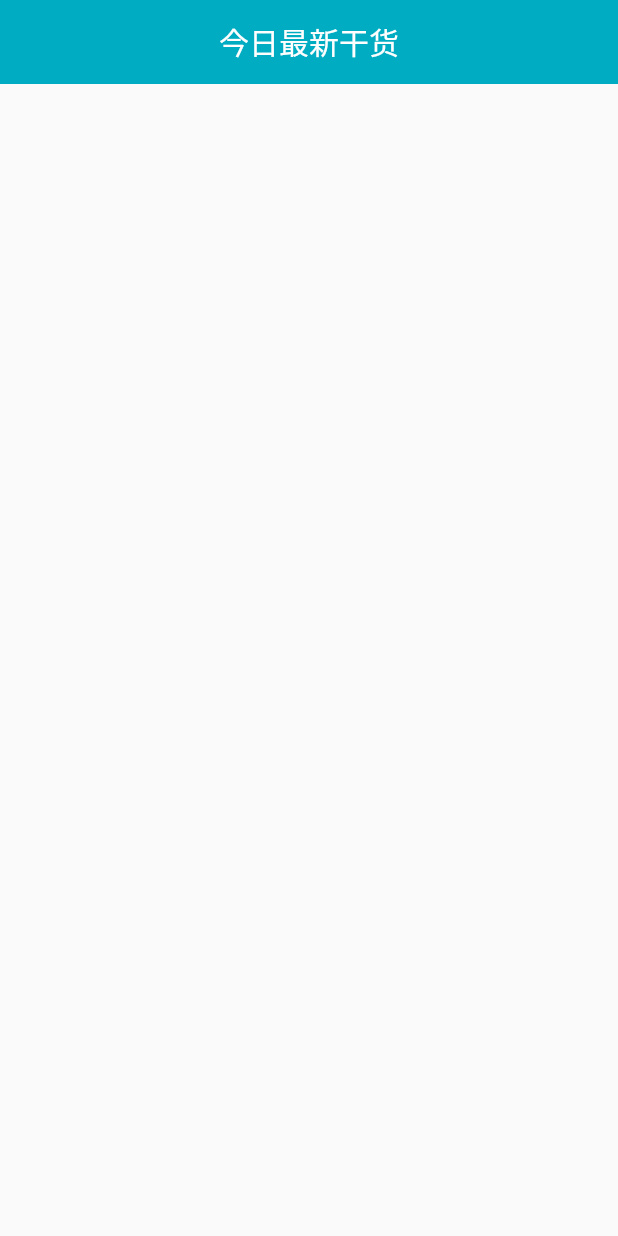
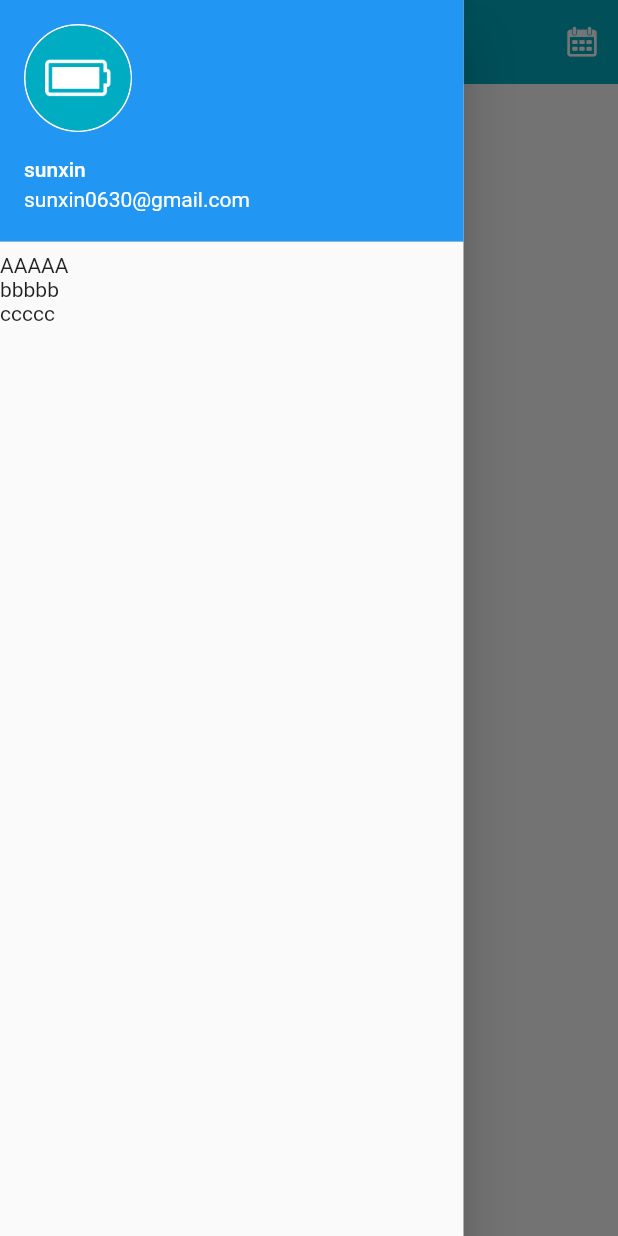
Before and after one commit to Sun0630/gank_flutter, a Flutter app: the screen it shows after launch, with the side drawer open (before the commit the screen has no drawer), on a phone screen of 412 x 824 dp. Run offline on Flutter 3.47's test engine with Material 2 defaults, Android fonts, the phone set to English and light mode, and no system bars; our stand-ins replace flutter_redux, fluttertoast, redux.

Commit message:
1. init drawer

```diff
--- a/lib/ui/home_page.dart
+++ b/lib/ui/home_page.dart
@@ -1,4 +1,6 @@
 import 'package:flutter/material.dart';
+import 'package:gank_flutter/widget/widget_cion_font.dart';
+import 'package:gank_flutter/widget/widget_gank_drawer.dart';
 
 class HomePage extends StatefulWidget {
   static const String ROUTE_NAME = 'home';
@@ -8,18 +10,38 @@ class HomePage extends StatefulWidget {
 }
 
 class _HomePageState extends State<HomePage> {
-
   @override
   Widget build(BuildContext context) {
     return Scaffold(
-      appBar: AppBar(
+      drawer: GankDrawer(),
+      appBar: _buildAppBar(),
+    );
+  }
+
+  Widget _buildAppBar() {
+    return AppBar(
       elevation: 0.0,
       centerTitle: true,
       title: Offstage(
         offstage: false,
         child: Text('今日最新干货'),
       ),
-      ),
+      actions: <Widget>[_buildActions()],
     );
   }
+
+  /// 构建右侧图标
+  IconButton _buildActions() {
+    return IconButton(
+        icon: Icon(
+          getActionsIcon(),
+          size: 22,
+          color: Colors.white,
+        ),
+        onPressed: null);
   }
+
+  IconData getActionsIcon() {
+    return IconFont(0xe8a6);
+  }
+}
--- /dev/null
+++ b/lib/widget/widget_cion_font.dart
@@ -0,0 +1,6 @@
+
+import 'package:flutter/material.dart';
+
+class IconFont extends IconData{
+  IconFont(int codePoint) : super(codePoint,fontFamily:'IconFont');
+}
--- /dev/null
+++ b/lib/widget/widget_gank_drawer.dart
@@ -0,0 +1,57 @@
+import 'package:flutter/material.dart';
+import 'package:flutter_redux/flutter_redux.dart';
+import 'package:gank_flutter/redux/app_state.dart';
+import 'package:gank_flutter/widget/widget_sizable_drawer.dart';
+import 'package:fluttertoast/fluttertoast.dart';
+
+/// 自定义Drawer
+class GankDrawer extends StatefulWidget {
+  @override
+  _GankDrawerState createState() => _GankDrawerState();
+}
+
+class _GankDrawerState extends State<GankDrawer> {
+  @override
+  Widget build(BuildContext context) {
+    return SizableDrawer(
+      widthPercent: 0.75,
+      child: Column(
+        children: <Widget>[
+          StoreBuilder<AppState>(
+            builder: (context, state) => UserAccountsDrawerHeader(
+                  accountName: Text('sunxin'),
+                  accountEmail: Text('sunxin0630@gmail.com'),
+                  currentAccountPicture: GestureDetector(
+                    onTap: () {
+                      Fluttertoast.showToast(
+                          msg: 'taptap', gravity: ToastGravity.CENTER);
+                    },
+                    child: Container(
+                      width: 55,
+                      height: 55,
+                      decoration: BoxDecoration(
+                          shape: BoxShape.circle,
+                          border: Border.all(width: 1.0, color: Colors.white)),
+                      child: ClipOval(
+                        child: Image.asset('images/gank.png'),
+                      ),
+                      margin: EdgeInsets.zero,
+                    ),
+                  ),
+                ),
+          ),
+          MediaQuery.removePadding(
+              context: context,
+              child: Expanded(
+                  child: ListView(
+                children: <Widget>[
+                  Text('AAAAA'),
+                  Text('bbbbb'),
+                  Text('ccccc'),
+                ],
+              )))
+        ],
+      ),
+    );
+  }
+}
--- /dev/null
+++ b/lib/widget/widget_sizable_drawer.dart
@@ -0,0 +1,48 @@
+import 'package:flutter/foundation.dart';
+import 'package:flutter/material.dart';
+import 'package:flutter/widgets.dart';
+
+class SizableDrawer extends StatelessWidget {
+  const SizableDrawer(
+      {Key key,
+      this.elevation = 16.0,
+      this.child,
+      this.semanticLabel,
+      this.widthPercent = 0.7})
+      : assert(elevation != null && elevation >= 0.0),
+        assert(
+            widthPercent != null && widthPercent < 1.0 && widthPercent > 0.0),
+        super(key: key);
+
+  final double elevation;
+  final double widthPercent;
+  final Widget child;
+  final String semanticLabel;
+
+  @override
+  Widget build(BuildContext context) {
+    String label = semanticLabel;
+    switch (defaultTargetPlatform) {
+      case TargetPlatform.iOS:
+        label = semanticLabel;
+        break;
+      case TargetPlatform.android:
+      case TargetPlatform.fuchsia:
+        label = semanticLabel ?? MaterialLocalizations.of(context)?.drawerLabel;
+    }
+    return Semantics(
+      scopesRoute: true,
+      namesRoute: true,
+      explicitChildNodes: true,
+      label: label,
+      child: ConstrainedBox(
+        constraints: BoxConstraints.expand(
+            width: MediaQuery.of(context).size.width * widthPercent),
+        child: Material(
+          elevation: elevation,
+          child: child,
+        ),
+      ),
+    );
+  }
+}
--- a/pubspec.yaml
+++ b/pubspec.yaml
@@ -20,7 +20,7 @@ dependencies:
   flutter:
     sdk: flutter
   flutter_redux: ^0.5.3
-
+  fluttertoast: ^3.0.4
   # The following adds the Cupertino Icons font to your application.
   # Use with the CupertinoIcons class for iOS style icons.
   cupertino_icons: ^0.1.2
```
Also changed, not shown: pubspec.lock, 6 other files. Lines whose indentation alone changed are shown as unchanged.
